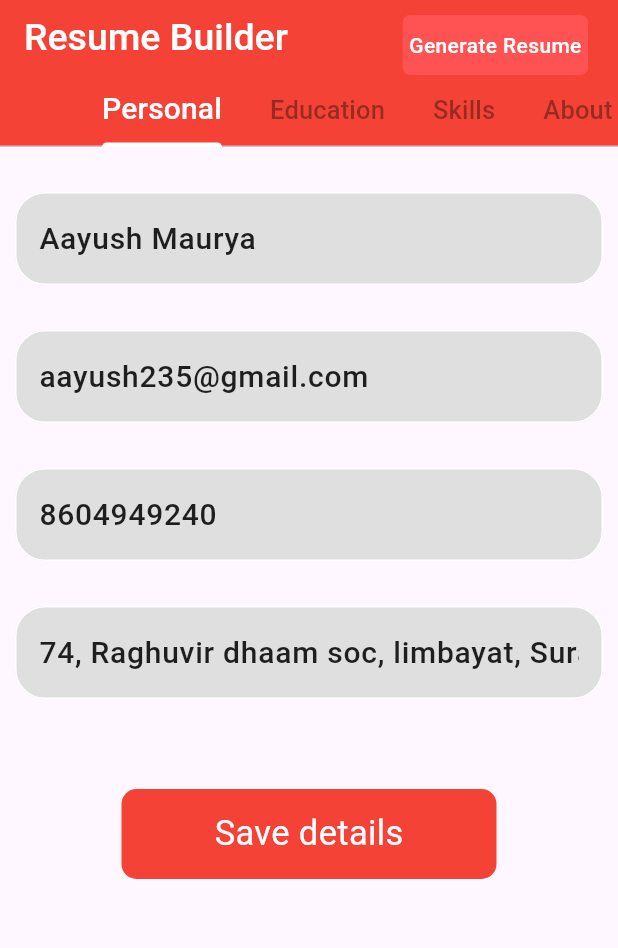
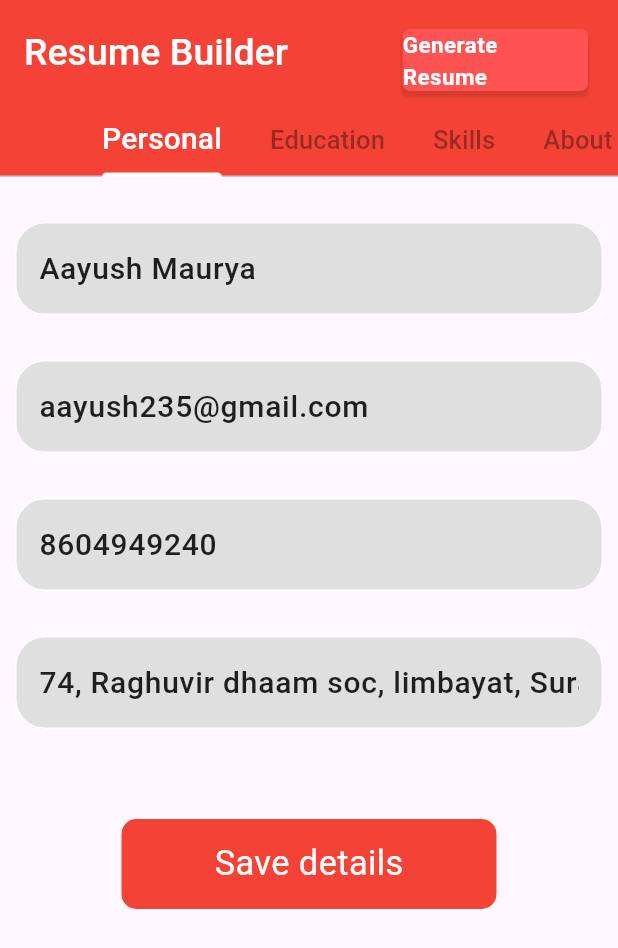
Before and after one commit to MauryaAayush/resume, a Flutter app: the screen it shows after launch, on a phone screen of 412 x 824 dp. Shown: the top 948 px of the screen. Run offline on Flutter 3.47's test engine with Material 3 defaults, Android fonts, the phone set to English and light mode, and no system bars; our stand-ins replace contained_tab_bar_view, pdf, printing.

Commit message:
Radhey radhey

```diff
--- a/lib/utils/views/MainScreen.dart
+++ b/lib/utils/views/MainScreen.dart
@@ -1,4 +1,5 @@
 import 'package:flutter/material.dart';
+import 'package:resume/utils/views/PDF_screen.dart';
 
 import '../colors/color.dart';
 import '../datas.dart';
@@ -26,20 +27,21 @@ Education education = Education();
 class _MainScreenState extends State<MainScreen> {
   @override
   Widget build(BuildContext context) {
-
     double height = MediaQuery.of(context).size.height;
     double width = MediaQuery.of(context).size.width;
 
     resumeController.txtName = TextEditingController(text: 'Aayush Maurya');
-    resumeController.txtEmail = TextEditingController(text: 'aayush235@gmail.com');
+    resumeController.txtEmail =
+        TextEditingController(text: 'aayush235@gmail.com');
     resumeController.txtPhone = TextEditingController(text: '8604949240');
     resumeController.txtAddress = TextEditingController(
         text: '74, Raghuvir dhaam soc, limbayat, Surat - 394210');
 
-    resumeController.txtUniversityName = TextEditingController(text: 'Sunrise School');
-    resumeController.txtDegree = TextEditingController(text: 'HSC');
-    resumeController.txtStartYear = TextEditingController(text: '2010');
-    resumeController.txtEndYear = TextEditingController(text: '2012');
+    resumeController.txtUniversityName =
+        TextEditingController(text: 'APS school');
+    resumeController.txtDegree = TextEditingController(text: 'Bsc');
+    resumeController.txtStartYear = TextEditingController(text: '2021');
+    resumeController.txtEndYear = TextEditingController(text: '2025');
 
     return SafeArea(
       child: DefaultTabController(
@@ -47,7 +49,7 @@ class _MainScreenState extends State<MainScreen> {
         child: Scaffold(
           appBar: AppBar(
             backgroundColor: maincolor,
-            toolbarHeight: 50,
+            toolbarHeight: 70,
             title: Container(
               margin: EdgeInsets.symmetric(vertical: 20),
               child: Row(
@@ -67,7 +69,9 @@ class _MainScreenState extends State<MainScreen> {
                 padding: const EdgeInsets.only(right: 20),
                 child: InkWell(
                   onTap: () {
-                    setState(() {});
+                    setState(() {
+                      Navigator.of(context).push(MaterialPageRoute(builder: (context) => PDF(),));
+                    });
                   },
                   child: Container(
                     margin: EdgeInsets.fromLTRB(0, 10, 0, 0),
@@ -75,15 +79,21 @@ class _MainScreenState extends State<MainScreen> {
                     height: height * 0.05,
                     width: width * 0.3,
                     decoration: BoxDecoration(
-                        color:  Colors.redAccent,
+                        boxShadow: [
+                          BoxShadow(
+                              color: Colors.black12,
+                              blurRadius: 1,
+                              spreadRadius: 0.5,
+                              offset: Offset(0, 3))
+                        ],
+                        color: Colors.redAccent,
                         borderRadius: BorderRadius.circular(5)),
-
                     child: Text(
                       'Generate Resume',
                       style: TextStyle(
                           color: Colors.white,
-                          fontSize: 14,
-                          fontWeight: FontWeight.w500),
+                          fontSize: 15,
+                          fontWeight: FontWeight.w600),
                     ),
                   ),
                 ),
@@ -113,10 +123,10 @@ class _MainScreenState extends State<MainScreen> {
                 Tab(text: 'Certifications'),
                 Tab(text: 'Languages'),
                 Tab(text: 'Socials'),
-              ],),
+              ],
             ),
-          body: TabBarView(
-              children: [
+          ),
+          body: TabBarView(children: [
             Personal_Screen(),
             EduInfo(),
             Skill_screen(),
@@ -126,7 +136,6 @@ class _MainScreenState extends State<MainScreen> {
             Certificate_Screen(),
             Language_Screen(),
             Social_Screen(),
-
           ]),
         ),
       ),
```
Lines whose indentation alone changed are shown as unchanged.
